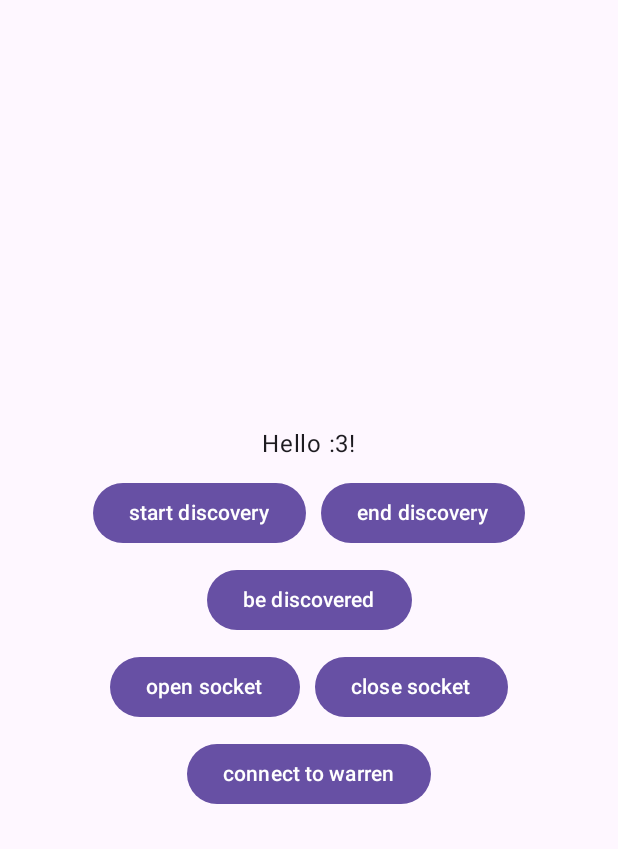
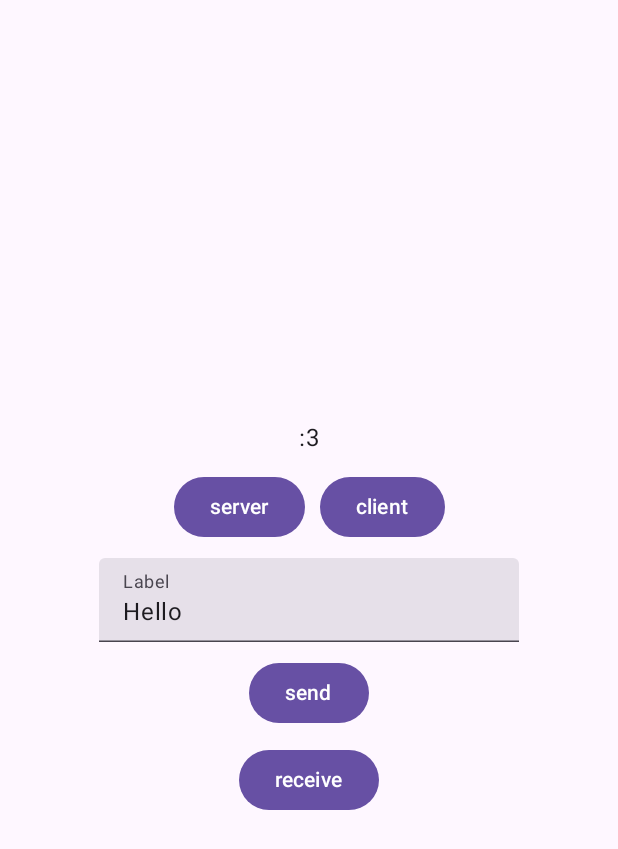
Before and after one commit to NUSH-Hack/diskut, an Android app built with Jetpack Compose: the screen it shows after launch (MainActivity), on a phone screen of 412 x 824 dp. Shown: the top 849 px of the screen. Run offline under Robolectric (Android 15) with nearby library versions, the phone set to English and light mode, and no system bars; 5 statements that could not run were skipped.

Commit message:
bluetooth finally works !!

```diff
--- a/app/src/main/java/com/example/diskut/MainActivity.kt
+++ b/app/src/main/java/com/example/diskut/MainActivity.kt
@@ -4,8 +4,6 @@ import android.Manifest
 import android.bluetooth.BluetoothAdapter
 import android.bluetooth.BluetoothDevice
 import android.bluetooth.BluetoothManager
-import android.bluetooth.BluetoothServerSocket
-import android.bluetooth.BluetoothSocket
 import android.content.BroadcastReceiver
 import android.content.Context
 import android.content.Intent
@@ -13,6 +11,7 @@ import android.content.IntentFilter
 import android.content.pm.PackageManager
 import android.os.Bundle
 import android.util.Log
+import android.widget.Toast
 import androidx.activity.ComponentActivity
 import androidx.activity.compose.setContent
 import androidx.compose.foundation.layout.Arrangement
@@ -20,12 +19,20 @@ import androidx.compose.foundation.layout.Column
 import androidx.compose.foundation.layout.Row
 import androidx.compose.foundation.layout.fillMaxSize
 import androidx.compose.material3.Button
+import androidx.compose.material3.ExperimentalMaterial3Api
 import androidx.compose.material3.MaterialTheme
 import androidx.compose.material3.Surface
 import androidx.compose.material3.Text
+import androidx.compose.material3.TextField
 import androidx.compose.runtime.Composable
+import androidx.compose.runtime.getValue
+import androidx.compose.runtime.mutableStateOf
+import androidx.compose.runtime.remember
+import androidx.compose.runtime.setValue
 import androidx.compose.ui.Alignment
 import androidx.compose.ui.Modifier
+import androidx.compose.ui.platform.LocalContext
+import androidx.compose.ui.tooling.preview.Preview
 import androidx.compose.ui.unit.dp
 import androidx.core.app.ActivityCompat
 import com.example.diskut.ui.theme.AppTheme
@@ -37,13 +44,9 @@ import java.io.IOException
 import java.util.UUID
 
 class MainActivity : ComponentActivity() {
-    private val bluetoothAdapter: BluetoothAdapter by lazy {
-        val bluetoothManager = getSystemService(Context.BLUETOOTH_SERVICE) as BluetoothManager
-        bluetoothManager.adapter
-    }
+    private lateinit var bluetoothAdapter: BluetoothAdapter
 
-    private lateinit var socket: BluetoothServerSocket
-    private val uuid = UUID.fromString("317a9c6e-90d1-418b-afa4-b5866a52bb5c")
+    private lateinit var bluetooth: Bluetooth
 
     private val receiver = object : BroadcastReceiver() {
         override fun onReceive(context: Context, intent: Intent) {
@@ -75,6 +78,7 @@ class MainActivity : ComponentActivity() {
         remoteConfig.fetchAndActivate()
         super.onCreate(savedInstanceState)
 
+        // Requests perms
         if (ActivityCompat.checkSelfPermission(
                 this,
                 Manifest.permission.BLUETOOTH_CONNECT
@@ -95,6 +99,12 @@ class MainActivity : ComponentActivity() {
             )
         }
 
+        bluetoothAdapter = lazy {
+            val bluetoothManager = getSystemService(Context.BLUETOOTH_SERVICE) as BluetoothManager
+            bluetoothManager.adapter
+        }.value
+        bluetooth = Bluetooth(bluetoothAdapter)
+
         setContent {
             AppTheme {
                 // A surface container using the 'background' color from the theme
@@ -103,15 +113,13 @@ class MainActivity : ComponentActivity() {
                     color = MaterialTheme.colorScheme.background
                 ) {
                     Greeting(
-                        ":3",
-                        discoverer = this::startDiscover,
-                        discoveree = this::makeDiscoverable,
-                        endDiscover = this::endDiscover,
-                        acceptThread = AcceptThread(),
-                        warren = {
-                            val warrenPhone = bluetoothAdapter.getRemoteDevice("30:74:67:52:97:D8")
-
-                        }
+                        server = {
+                            bluetooth.startServer { Log.d("diskut", "server started") }
+                        },
+                        client = {
+                            bluetooth.startClient { Log.d("diskut", "client started") }
+                        },
+                        bluetooth = bluetooth
                     )
                 }
             }
@@ -140,136 +148,72 @@ class MainActivity : ComponentActivity() {
             else -> {}
         }
     }
-
-    fun startDiscover() {
-        if (bluetoothAdapter.isDiscovering) endDiscover()
-        bluetoothAdapter.startDiscovery()
-    }
-
-    fun endDiscover() {
-        bluetoothAdapter.cancelDiscovery()
-    }
-
-    fun makeDiscoverable() {
-        val requestCode = 1;
-        val discoverableIntent: Intent =
-            Intent(BluetoothAdapter.ACTION_REQUEST_DISCOVERABLE).apply {
-                putExtra(BluetoothAdapter.EXTRA_DISCOVERABLE_DURATION, 300)
-            }
-        startActivityForResult(discoverableIntent, requestCode)
-    }
-
-    inner class AcceptThread : Thread() {
-
-        private val mmServerSocket: BluetoothServerSocket? by lazy(LazyThreadSafetyMode.NONE) {
-            bluetoothAdapter?.listenUsingRfcommWithServiceRecord("duskit", uuid)
-        }
-
-        override fun run() {
-            // Keep listening until exception occurs or a socket is returned.
-            var shouldLoop = true
-            while (shouldLoop) {
-                val socket: BluetoothSocket? = try {
-                    mmServerSocket?.accept()
-                } catch (e: IOException) {
-                    Log.e("duskit", "Socket's accept() method failed", e)
-                    shouldLoop = false
-                    null
-                }
-                socket?.also {
-                    handleSocket(socket)
-                    Log.i("duskit", "socket: $it")
-                    mmServerSocket?.close()
-                    shouldLoop = false
-                }
-            }
-        }
-
-        // Closes the connect socket and causes the thread to finish.
-        fun cancel() {
-            try {
-                mmServerSocket?.close()
-            } catch (e: IOException) {
-                Log.e("duskit", "Could not close the connect socket", e)
-            }
-        }
-    }
-
-    fun handleSocket(socket: BluetoothSocket) {
-
-    }
-
 }
 
+@OptIn(ExperimentalMaterial3Api::class)
 @Composable
 fun Greeting(
-    name: String,
     modifier: Modifier = Modifier,
-    discoverer: () -> Unit,
-    discoveree: () -> Unit,
-    endDiscover: () -> Unit,
-    acceptThread: MainActivity.AcceptThread,
-    warren: () -> Unit
+    server: () -> Unit,
+    client: () -> Unit,
+    bluetooth: Bluetooth,
 ) {
+    val context = LocalContext.current
+
+    var text by remember { mutableStateOf("Hello") }
+    var meow by remember { mutableStateOf(ByteArray(1024)) }
+
     Column(
         verticalArrangement = Arrangement.spacedBy(10.dp, Alignment.CenterVertically),
         horizontalAlignment = Alignment.CenterHorizontally,
     ) {
         Text(
-            text = "Hello $name!",
+            text = ":3",
             modifier = modifier
         )
         Row(
             horizontalArrangement = Arrangement.spacedBy(10.dp, Alignment.CenterHorizontally),
             verticalAlignment = Alignment.CenterVertically,
         ) {
-            Row {
-                Button(
-                    onClick = discoverer
-                ) {
-                    Text("start discovery")
+            Button(
+                onClick = {
+                    Toast.makeText(context, "Server", Toast.LENGTH_SHORT).show()
+                    server()
                 }
+            ) {
+                Text("server")
             }
-            Row {
-                Button(
-                    onClick = endDiscover
-                ) {
-                    Text("end discovery")
+            Button(
+                onClick = {
+                    Toast.makeText(context, "Client", Toast.LENGTH_SHORT).show()
+                    client()
                 }
+            ) {
+                Text("client")
             }
         }
+        TextField(
+            value = text,
+            onValueChange = { text = it },
+            label = { Text("Label") }
+        )
         Button(
-            onClick = discoveree
+            onClick = {
+                Log.i("diskut", "send clicked: $text")
+                bluetooth.send(text.toByteArray())
+            }
         ) {
-            Text("be discovered")
-        }
-        Row(
-            horizontalArrangement = Arrangement.spacedBy(10.dp, Alignment.CenterHorizontally),
-            verticalAlignment = Alignment.CenterVertically,
-        ) {
-            Button(
-                onClick = { acceptThread.start() }
-            ) {
-                Text("open socket")
-            }
-            Button(
-                onClick = { acceptThread.cancel() }
-            ) {
-                Text("close socket")
-            }
+            Text("send")
         }
         Button(
-            onClick = warren
+            onClick = {
+                Log.i("diskut", "receive clicked")
+                bluetooth.receive(meow)
+                Log.i("diskut", meow.decodeToString())
+                Toast.makeText(context, meow.decodeToString().substringBefore('\u0000'), Toast.LENGTH_SHORT).show()
+            }
         ) {
-            Text("connect to warren")
+            Text("receive")
         }
     }
 }
-
-//@Preview(showBackground = true)
-//@Composable
-//fun GreetingPreview() {
-//    DiskutTheme {
-//        Greeting("Android")
-//    }
-//}
```
Also changed, not shown: app/src/main/java/com/example/diskut/Bluetooth.kt (added, +168 -0 lines).
